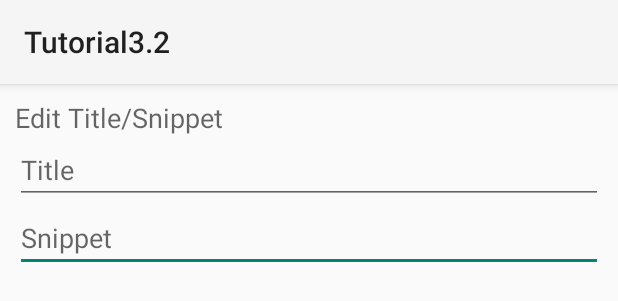
After one commit to Kaan0200/MobileComp397_Assignment3, an Android app: the layout prompts.xml on its own in the app's theme, with its tools: preview values and no code run, on a phone screen of 412 x 824 dp. The commit adds this screen. Shown: the top 301 px of the screen. Run offline under Robolectric (Android 15) with nearby library versions, the phone set to English and light mode, and no system bars.

Commit message:
added popup input dialog for new snippet and title
Signed-off-by: Harry Nelken <harry.nelken@gmail.com>

```diff
--- /dev/null
+++ b/app/src/main/res/layout/prompts.xml
@@ -0,0 +1,36 @@
+<?xml version="1.0" encoding="utf-8"?>
+<LinearLayout xmlns:android="http://schemas.android.com/apk/res/android"
+    android:id="@+id/layout_root"
+    android:layout_width="fill_parent"
+    android:layout_height="fill_parent"
+    android:orientation="vertical"
+    android:padding="10dp" >
+
+    <TextView
+        android:id="@+id/textView1"
+        android:layout_width="wrap_content"
+        android:layout_height="wrap_content"
+        android:text="Edit Title/Snippet"
+        android:textAppearance="?android:attr/textAppearanceMedium" />
+
+    <EditText
+        android:id="@+id/titleTextEdit"
+        android:layout_width="match_parent"
+        android:layout_height="wrap_content"
+        android:hint="Title">
+
+        <requestFocus />
+
+    </EditText>
+
+    <EditText
+        android:id="@+id/snippetTextEdit"
+        android:layout_width="match_parent"
+        android:layout_height="wrap_content"
+        android:hint="Snippet">
+
+        <requestFocus />
+
+    </EditText>
+
+</LinearLayout>
```
Also changed, not shown: app/src/main/java/com/example/haotian/tutorial32/MapsActivity.java (+54 -2 lines).
